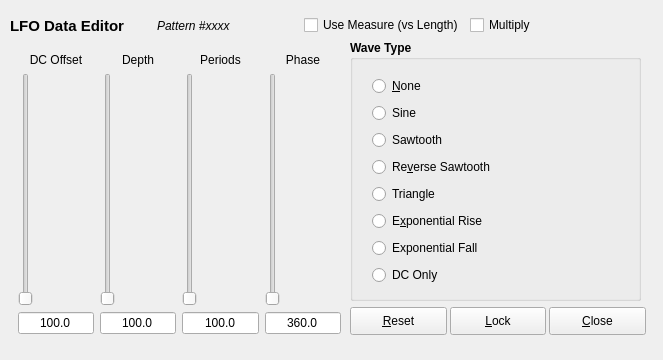
Above: seq_qt5/forms/qlfoframe.ui from ahlstromcj/seq66 before the change. Below: the same form after it.
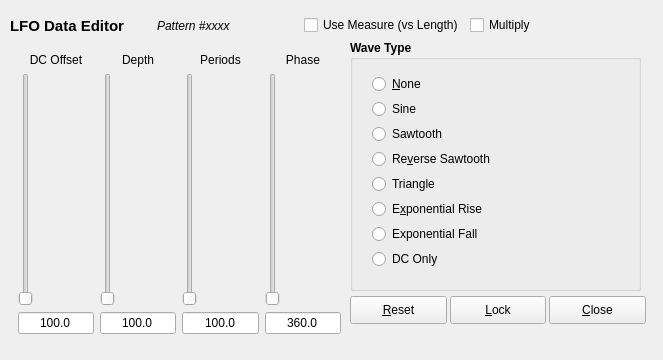
That is the form after the change.

What changed in the file:
```diff
--- a/seq_qt5/forms/qlfoframe.ui
+++ b/seq_qt5/forms/qlfoframe.ui
@@ -85,7 +85,7 @@
      <x>350</x>
      <y>40</y>
      <width>291</width>
-     <height>261</height>
+     <height>251</height>
     </rect>
    </property>
    <property name="font">
@@ -102,7 +102,7 @@
       <x>10</x>
       <y>30</y>
       <width>251</width>
-      <height>221</height>
+      <height>211</height>
      </rect>
     </property>
     <layout class="QVBoxLayout" name="m_wave_layout">
@@ -221,7 +221,7 @@
    <property name="geometry">
     <rect>
      <x>350</x>
-     <y>304</y>
+     <y>293</y>
      <width>296</width>
      <height>34</height>
     </rect>
```
Left out of the diff: 32 changed lines with no effect on the pictures.
